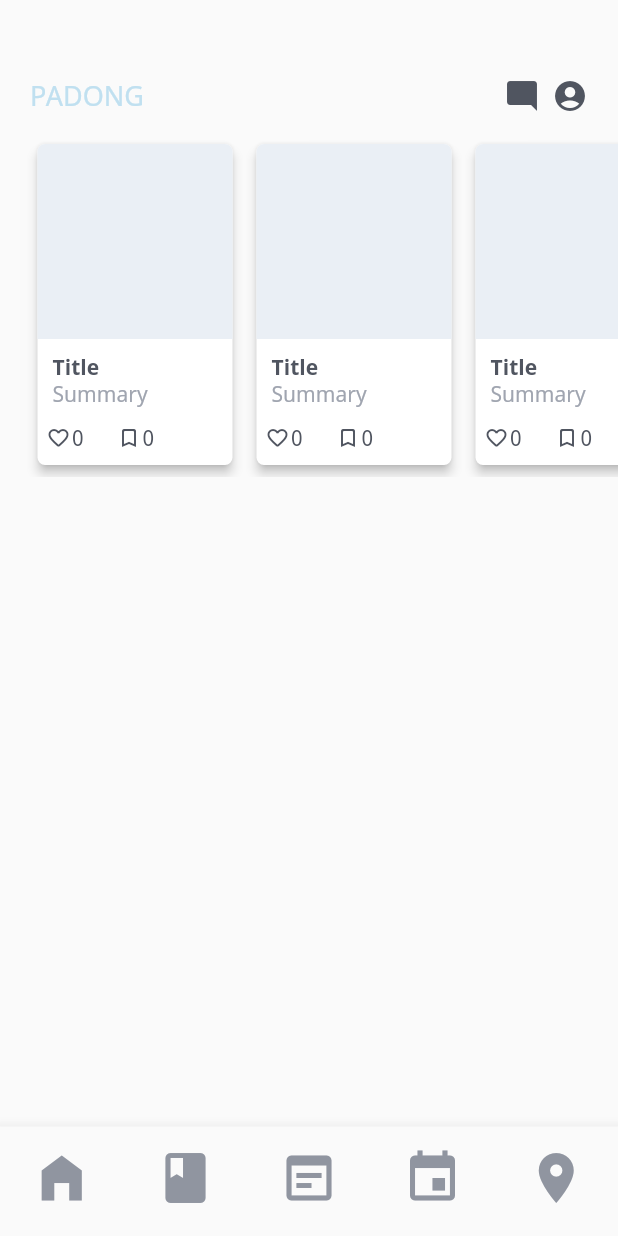
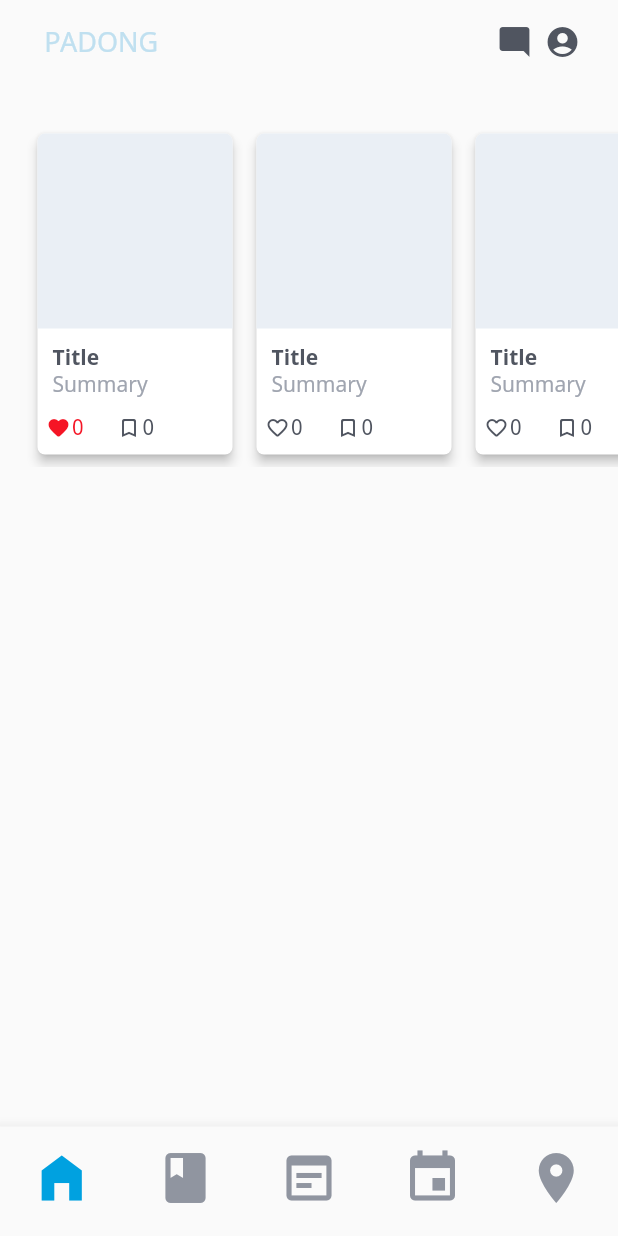
Before and after one commit to padong4284/padong-app, a Flutter app: the MainView screen opened by its route, after a tap on the "favorite outline" icon, on a phone screen of 412 x 824 dp. Run offline on Flutter 3.47's test engine with Material 2 defaults, Android fonts, the phone set to English and light mode, and no system bars.

Commit message:
feat: Implement routing function in bottom navigation bar (#61)
* refactor: Relocate bottom_navigation_bar.dart

* feat: Add SafeArea to MainView

* feat: Implement topbar by using AppBar

* feat: Add LeftRightPaddingContainer which gives padding at left and right

* feat: Add padding to each icon in bottom navigation bar

* feat: change BottomNavigationBar to stateful widget

```diff
--- a/lib/ui/views/bottom_navigation_bar.dart
+++ /dev/null
@@ -1,57 +0,0 @@
-import 'package:flutter/material.dart';
-import 'package:padong/ui/theme/app_theme.dart';
-
-class PadongBottomNavigationBar extends StatelessWidget {
-  final color = AppTheme.colors.semiSupport;
-  final size = 40.0;
-
-  @override
-  Widget build(BuildContext context) {
-    return BottomNavigationBar(
-        showSelectedLabels: false,
-        showUnselectedLabels: false,
-        type: BottomNavigationBarType.fixed,
-        items: [
-          BottomNavigationBarItem(
-            label: 'Home',
-            icon: Icon(
-                Icons.home_filled,
-                color: this.color,
-                size: this.size
-            ),
-          ),
-          BottomNavigationBarItem(
-            label: 'Wiki',
-            icon: Icon(
-                Icons.book,
-                color: this.color,
-                size: this.size
-            ),
-          ),
-          BottomNavigationBarItem(
-            label: 'Deck',
-            icon: Icon(
-                Icons.wysiwyg,
-                color: this.color,
-                size: this.size
-            ),
-          ),
-          BottomNavigationBarItem(
-            label: 'Schedule',
-            icon: Icon(
-              Icons.event,
-              color: this.color,
-              size: this.size,
-            ),
-          ),
-          BottomNavigationBarItem(
-            label: 'Map',
-            icon: Icon(
-              Icons.place,
-              color: this.color,
-              size: this.size,
-            ),
-          ),
-        ]);
-  }
-}
--- a/lib/ui/views/main/main_view.dart
+++ b/lib/ui/views/main/main_view.dart
@@ -1,8 +1,9 @@
 import 'package:flutter/material.dart';
 import 'package:padong/ui/theme/app_theme.dart';
-import 'package:padong/ui/views/bottom_navigation_bar.dart';
 import 'package:padong/ui/widgets/post_card.dart';
 import 'package:padong/ui/widgets/horizontal_scroller.dart';
+import 'package:padong/ui/widgets/bottom_navigation_bar.dart';
+import 'package:padong/ui/widgets/safe_padding_template.dart';
 
 class MainView extends StatefulWidget {
   final bool isPMain;
@@ -17,47 +18,50 @@
   @override
   Widget build(BuildContext context) {
     return Scaffold(
-        body: Container(
-            padding: EdgeInsets.only(top: 40.0, left: 20.0, right: 20.0),
+        appBar: _buildTopBar(),
+        body: SafePaddingTemplate(
                 child: Column(
                   children: [
-                this._buildTopBar(),
                     HorizontalScroller(
                         padding: 3.0,
                         parentLeftPadding: 20.0,
                         parentRightPadding: 20.0,
-                  children: Iterable<int>.generate(10).map((idx) => PostCard(idx.toString())).toList()
-                )
+                        children: Iterable<int>.generate(10)
+                            .map((idx) => PostCard(idx.toString()))
+                            .toList())
                   ],
                 )),
         bottomNavigationBar: PadongBottomNavigationBar());
   }
 
-  Widget _buildTopBar() {
-    return Row(
-      mainAxisAlignment: MainAxisAlignment.spaceBetween,
-      children: [
-        Visibility(
+  AppBar _buildTopBar() {
+    return AppBar(
+      backgroundColor: Colors.transparent,
+      elevation: 0,
+      leading: Visibility(
+        child: Container(
+          padding: EdgeInsets.only(left: 25.0),
+          alignment: Alignment.center,
           child: Text('PADONG',
               style: TextStyle(
                   fontSize: AppTheme.fontSizes.large,
                   color: AppTheme.colors.semiPrimary)),
+        ),
         visible: !widget.isPMain,
       ),
-        Row(
-          children: [
+      leadingWidth: 110.0,
+      actions: [
         SizedBox(
             width: 32.0,
             child: IconButton(
-                    icon: Icon(Icons.mode_comment,
-                        color: AppTheme.colors.support))),
+                icon:
+                    Icon(Icons.mode_comment, color: AppTheme.colors.support))),
         SizedBox(
             width: 32.0,
             child: IconButton(
                 icon: Icon(Icons.account_circle,
-                        color: AppTheme.colors.support)))
-          ],
-        )
+                    color: AppTheme.colors.support))),
+        SizedBox(width: 25.0)
       ],
     );
   }
--- /dev/null
+++ b/lib/ui/widgets/bottom_navigation_bar.dart
@@ -0,0 +1,102 @@
+import 'package:flutter/material.dart';
+import 'package:padong/ui/theme/app_theme.dart';
+
+class PadongBottomNavigationBar extends StatefulWidget {
+  final color = AppTheme.colors.semiSupport;
+  final size = 40.0;
+
+  PadongBottomNavigationBar();
+
+  @override
+  _PadongBottomNavigationBarState createState() => _PadongBottomNavigationBarState();
+}
+
+class _PadongBottomNavigationBarState extends State<PadongBottomNavigationBar> {
+
+  int _selectedIndex = 0;
+
+  @override
+  void initState() {
+    super.initState();
+  }
+
+  @override
+  Widget build(BuildContext context) {
+    const iconWidth = 57.0;
+    return BottomNavigationBar(
+      currentIndex: this._selectedIndex ?? 0,
+      selectedItemColor: AppTheme.colors.primary,
+        unselectedItemColor: widget.color,
+        onTap: (index) {
+          if (index != _selectedIndex) {
+            _buildRoutes(index, context);
+          }
+          setState(() {
+            _selectedIndex = index;
+          });
+        },
+        showSelectedLabels: false,
+        showUnselectedLabels: false,
+        type: BottomNavigationBarType.fixed,
+        items: [
+          BottomNavigationBarItem(
+            label: 'Home',
+            icon: SizedBox(
+                width: iconWidth,
+                child: Icon(Icons.home_filled,
+                     size: widget.size)),
+          ),
+          BottomNavigationBarItem(
+              label: 'Cover',
+              icon: SizedBox(
+                width: iconWidth,
+                child: Icon(Icons.book, size: widget.size),
+              )),
+          BottomNavigationBarItem(
+              label: 'Deck',
+              icon: SizedBox(
+                width: iconWidth,
+                child: Icon(Icons.wysiwyg, size: widget.size),
+              )),
+          BottomNavigationBarItem(
+            label: 'Schedule',
+            icon: SizedBox(
+                width: iconWidth,
+                child: Icon(
+                  Icons.event,
+                  size: widget.size,
+                )),
+          ),
+          BottomNavigationBarItem(
+            label: 'Map',
+            icon: SizedBox(
+                width: iconWidth,
+                child: Icon(
+                  Icons.place,
+                  color: widget.color,
+                  size: widget.size,
+                )),
+          ),
+        ]);
+  }
+
+  Function _buildRoutes(int index, BuildContext context) {
+    switch (index) {
+      case 0:
+        Navigator.pushNamed(context, '/main');
+        break;
+      case 1:
+        Navigator.pushNamed(context, '/cover');
+        break;
+      case 2:
+        Navigator.pushNamed(context, '/deck');
+        break;
+      case 3:
+        Navigator.pushNamed(context, '/schedule');
+        break;
+      case 4:
+        Navigator.pushNamed(context, '/map');
+        break;
+    }
+  }
+}
--- /dev/null
+++ b/lib/ui/widgets/safe_padding_template.dart
@@ -0,0 +1,16 @@
+import 'package:flutter/material.dart';
+
+class SafePaddingTemplate extends StatelessWidget {
+  final Widget child;
+
+  const SafePaddingTemplate({this.child});
+
+  @override
+  Widget build(BuildContext context) {
+    return SafeArea(
+        child: Container(
+      padding: EdgeInsets.symmetric(vertical: 25.0),
+      child: this.child,
+    ));
+  }
+}
```
Lines whose indentation alone changed are shown as unchanged.
